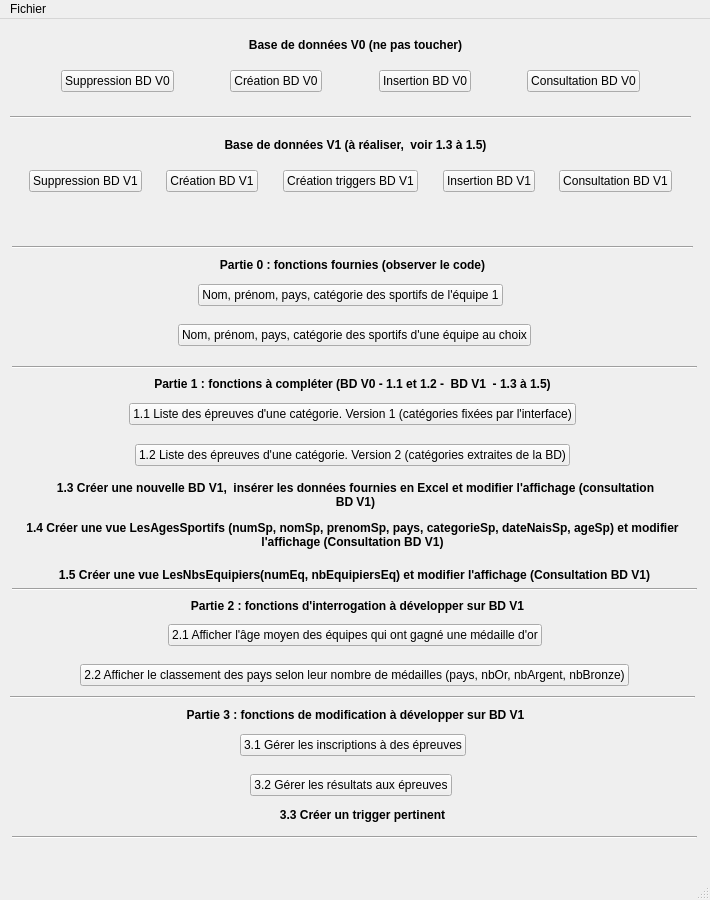
OliverMineau/JOProject, file gui/mainWindow.ui: the form before one commit.
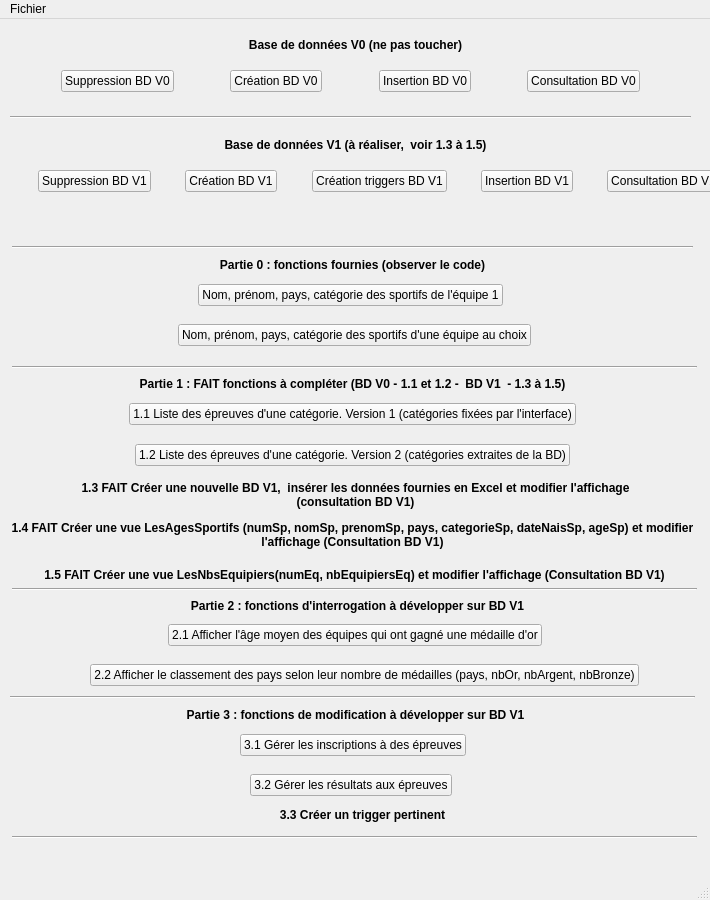
The form after the commit.

Patch:
```diff
--- a/gui/mainWindow.ui
+++ b/gui/mainWindow.ui
@@ -113,7 +113,7 @@
      </font>
     </property>
     <property name="text">
-     <string>Partie 1 : fonctions à compléter (BD V0 - 1.1 et 1.2 -  BD V1  - 1.3 à 1.5)</string>
+     <string>Partie 1 : FAIT fonctions à compléter (BD V0 - 1.1 et 1.2 -  BD V1  - 1.3 à 1.5)</string>
     </property>
     <property name="alignment">
      <set>Qt::AlignCenter</set>
@@ -135,7 +135,7 @@
      </font>
     </property>
     <property name="text">
-     <string>1.4 Créer une vue LesAgesSportifs (numSp, nomSp, prenomSp, pays, categorieSp, dateNaisSp, ageSp) et modifier l'affichage (Consultation BD V1)</string>
+     <string>1.4 FAIT Créer une vue LesAgesSportifs (numSp, nomSp, prenomSp, pays, categorieSp, dateNaisSp, ageSp) et modifier l'affichage (Consultation BD V1)</string>
     </property>
     <property name="alignment">
      <set>Qt::AlignCenter</set>
@@ -160,7 +160,7 @@
      </font>
     </property>
     <property name="text">
-     <string>1.3 Créer une nouvelle BD V1,  insérer les données fournies en Excel et modifier l'affichage (consultation BD V1)</string>
+     <string>1.3 FAIT Créer une nouvelle BD V1,  insérer les données fournies en Excel et modifier l'affichage (consultation BD V1)</string>
     </property>
     <property name="alignment">
      <set>Qt::AlignCenter</set>
@@ -185,7 +185,7 @@
      </font>
     </property>
     <property name="text">
-     <string>1.5 Créer une vue LesNbsEquipiers(numEq, nbEquipiersEq) et modifier l'affichage (Consultation BD V1)</string>
+     <string>1.5 FAIT Créer une vue LesNbsEquipiers(numEq, nbEquipiersEq) et modifier l'affichage (Consultation BD V1)</string>
     </property>
     <property name="alignment">
      <set>Qt::AlignCenter</set>
@@ -538,7 +538,7 @@
      <rect>
       <x>12</x>
       <y>640</y>
-      <width>685</width>
+      <width>705</width>
       <height>32</height>
      </rect>
     </property>
@@ -788,7 +788,7 @@
      <rect>
       <x>10</x>
       <y>140</y>
-      <width>681</width>
+      <width>738</width>
       <height>44</height>
      </rect>
     </property>
```
Left out of the diff: 2 changed lines with no effect on the pictures.
